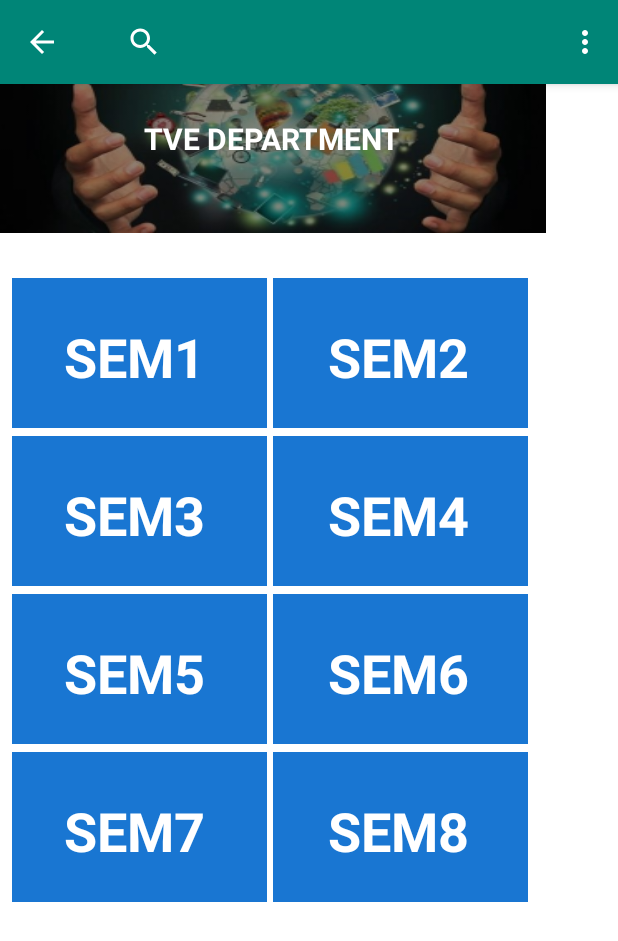
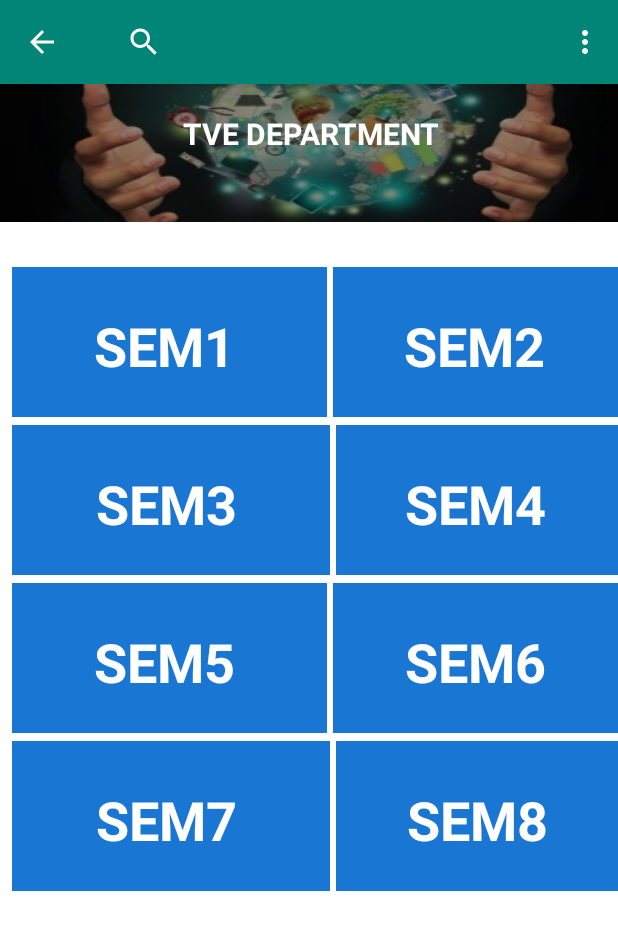
Before and after one commit to IUT-Imperial-237/IUT-QuestionBank, an Android app: the fragment TveFragment placed in its activity, after a tap on "type the course code", on a phone screen of 412 x 824 dp. Shown: the top 941 px of the screen. Run offline under Robolectric (Android 15) with nearby library versions, the phone set to English and light mode, and no system bars.

Commit message:
minor fix

```diff
--- a/drawerLast/app/src/main/java/com/example/drawerlast/MainActivity.java
+++ b/drawerLast/app/src/main/java/com/example/drawerlast/MainActivity.java
@@ -19,7 +19,7 @@ public class MainActivity extends AppCompatActivity
 
     NavigationView navigationView = null;
     Toolbar toolbar = null;
-    SearchView  mSearchView ;
+    SearchView  mSearchView = null ;
 
     @Override
     protected void onCreate(Bundle savedInstanceState) {
@@ -36,6 +36,8 @@ public class MainActivity extends AppCompatActivity
 
         toolbar = findViewById(R.id.toolbar);
         setSupportActionBar(toolbar);
+
+        mSearchView = findViewById (R.id.search);
 
 //        FloatingActionButton fab = (FloatingActionButton) findViewById(R.id.fab);
 //        fab.setOnClickListener(new View.OnClickListener() {
--- a/drawerLast/app/src/main/res/layout/fragment_tve.xml
+++ b/drawerLast/app/src/main/res/layout/fragment_tve.xml
@@ -4,8 +4,8 @@
     tools:context=".TveFragment">
 
     <ScrollView
-        android:layout_width="wrap_content"
-        android:layout_height="wrap_content">
+        android:layout_width="match_parent"
+        android:layout_height="match_parent">
 
         <TableLayout
             android:layout_width="413dp"
@@ -22,10 +22,11 @@
 
                     <ImageButton
                         android:id="@+id/imageButtonMceDepartment"
-                        android:layout_width="364dp"
-                        android:layout_height="155dp"
+                        android:layout_width="match_parent"
+                        android:layout_height="148dp"
                         android:layout_marginBottom="30dp"
                         android:background="@drawable/tve"
+                        android:contentDescription="@string/todo"
                         tools:layout_editor_absoluteX="5dp"
                         tools:layout_editor_absoluteY="44dp" />
 
@@ -35,7 +36,7 @@
                         android:layout_gravity="center"
                         android:clickable="false"
                         android:shadowColor="#00E08787"
-                        android:text="TVE DEPARTMENT"
+                        android:text="@string/tve_department"
                         android:textColor="#FFFFFF"
                         android:textSize="20sp"
                         android:textStyle="bold"></TextView>
@@ -54,7 +55,7 @@
 
                         <ImageButton
                             android:id="@+id/imageButtonTveSem1"
-                            android:layout_width="170dp"
+                            android:layout_width="210dp"
                             android:layout_height="100dp"
                             android:layout_marginLeft="8dp"
                             android:layout_marginRight="2dp"
@@ -71,7 +72,7 @@
                             android:layout_gravity="center"
                             android:clickable="false"
                             android:shadowColor="#00E08787"
-                            android:text="SEM1"
+                            android:text="@string/sem1"
                             android:textColor="#FFFFFF"
                             android:textSize="36sp"
                             android:textStyle="bold"></TextView>
@@ -83,7 +84,7 @@
 
                         <ImageButton
                             android:id="@+id/imageButtonTveSem2"
-                            android:layout_width="170dp"
+                            android:layout_width="191dp"
                             android:layout_height="100dp"
                             android:layout_marginLeft="2dp"
                             android:layout_marginBottom="5dp"
@@ -98,7 +99,7 @@
                             android:layout_gravity="center"
                             android:clickable="false"
                             android:shadowColor="#00E08787"
-                            android:text="SEM2"
+                            android:text="@string/sem2"
                             android:textColor="#FFFFFF"
                             android:textSize="36sp"
                             android:textStyle="bold"></TextView>
@@ -118,7 +119,7 @@
 
                         <ImageButton
                             android:id="@+id/imageButtonTveSem3"
-                            android:layout_width="170dp"
+                            android:layout_width="212dp"
                             android:layout_height="100dp"
                             android:layout_marginLeft="8dp"
                             android:layout_marginRight="2dp"
@@ -134,7 +135,7 @@
                             android:layout_gravity="center"
                             android:clickable="false"
                             android:shadowColor="#00E08787"
-                            android:text="SEM3"
+                            android:text="@string/sem3"
                             android:textColor="#FFFFFF"
                             android:textSize="36sp"
                             android:textStyle="bold"></TextView>
@@ -147,7 +148,7 @@
 
                         <ImageButton
                             android:id="@+id/imageButtonTveSem4"
-                            android:layout_width="170dp"
+                            android:layout_width="188dp"
                             android:layout_height="100dp"
                             android:layout_marginLeft="2dp"
                             android:layout_marginBottom="5dp"
@@ -162,7 +163,7 @@
                             android:layout_gravity="center"
                             android:clickable="false"
                             android:shadowColor="#00E08787"
-                            android:text="SEM4"
+                            android:text="@string/sem4"
                             android:textColor="#FFFFFF"
                             android:textSize="36sp"
                             android:textStyle="bold"></TextView>
@@ -182,7 +183,7 @@
 
                         <ImageButton
                             android:id="@+id/imageButtonTveSem5"
-                            android:layout_width="170dp"
+                            android:layout_width="210dp"
                             android:layout_height="100dp"
                             android:layout_marginLeft="8dp"
                             android:layout_marginRight="2dp"
@@ -198,7 +199,7 @@
                             android:layout_gravity="center"
                             android:clickable="false"
                             android:shadowColor="#00E08787"
-                            android:text="SEM5"
+                            android:text="@string/sem5"
                             android:textColor="#FFFFFF"
                             android:textSize="36sp"
                             android:textStyle="bold"></TextView>
@@ -211,12 +212,14 @@
 
                         <ImageButton
                             android:id="@+id/imageButtonTveSem6"
-                            android:layout_width="170dp"
+                            android:layout_width="192dp"
                             android:layout_height="100dp"
+                            android:layout_marginStart="2dp"
                             android:layout_marginLeft="2dp"
                             android:layout_marginBottom="5dp"
                             android:background="#1976D2"
                             android:clickable="true"
+                            android:focusable="true"
                             tools:layout_editor_absoluteX="5dp"
                             tools:layout_editor_absoluteY="44dp" />
 
@@ -226,7 +229,7 @@
                             android:layout_gravity="center"
                             android:clickable="false"
                             android:shadowColor="#00E08787"
-                            android:text="SEM6"
+                            android:text="@string/sem6"
                             android:textColor="#FFFFFF"
                             android:textSize="36sp"
                             android:textStyle="bold"></TextView>
@@ -236,6 +239,7 @@
 
 
             </TableRow>
+
             <TableRow>
 
 
@@ -247,13 +251,17 @@
 
                         <ImageButton
                             android:id="@+id/imageButtonTveSem7"
-                            android:layout_width="170dp"
+                            android:layout_width="212dp"
                             android:layout_height="100dp"
+                            android:layout_marginStart="8dp"
                             android:layout_marginLeft="8dp"
+                            android:layout_marginEnd="2dp"
                             android:layout_marginRight="2dp"
                             android:layout_marginBottom="5dp"
                             android:background="#1976D2"
                             android:clickable="true"
+                            android:contentDescription="@string/todo"
+                            android:focusable="true"
                             tools:layout_editor_absoluteX="5dp"
                             tools:layout_editor_absoluteY="44dp" />
 
@@ -263,7 +271,7 @@
                             android:layout_gravity="center"
                             android:clickable="false"
                             android:shadowColor="#00E08787"
-                            android:text="SEM7"
+                            android:text="@string/sem7"
                             android:textColor="#FFFFFF"
                             android:textSize="36sp"
                             android:textStyle="bold"></TextView>
@@ -276,12 +284,15 @@
 
                         <ImageButton
                             android:id="@+id/imageButtonTveSem8"
-                            android:layout_width="170dp"
+                            android:layout_width="191dp"
                             android:layout_height="100dp"
+                            android:layout_marginStart="2dp"
                             android:layout_marginLeft="2dp"
                             android:layout_marginBottom="5dp"
                             android:background="#1976D2"
                             android:clickable="true"
+                            android:contentDescription="@string/todo"
+                            android:focusable="true"
                             tools:layout_editor_absoluteX="5dp"
                             tools:layout_editor_absoluteY="44dp" />
 
@@ -291,7 +302,7 @@
                             android:layout_gravity="center"
                             android:clickable="false"
                             android:shadowColor="#00E08787"
-                            android:text="SEM8"
+                            android:text="@string/sem8"
                             android:textColor="#FFFFFF"
                             android:textSize="36sp"
                             android:textStyle="bold"></TextView>
--- a/drawerLast/app/src/main/res/layout/nav_header_main.xml
+++ b/drawerLast/app/src/main/res/layout/nav_header_main.xml
@@ -22,11 +22,11 @@
     <TextView
         android:layout_width="wrap_content"
         android:layout_height="wrap_content"
-        android:text="IUT EXAMS"
+        android:text="@string/iut_exams"
         android:textSize="14sp"
         android:textColor="#FFF"
         android:textStyle="bold"
-        android:gravity="left"
+        android:gravity="start"
         android:paddingBottom="4dp"
         android:id="@+id/username"
         android:layout_above="@+id/email"
@@ -36,9 +36,9 @@
     <TextView
         android:layout_width="wrap_content"
         android:layout_height="wrap_content"
-        android:text="user@host.com"
+        android:text="@string/user_host_com"
         android:id="@+id/email"
-        android:gravity="left"
+        android:gravity="start"
         android:layout_marginBottom="8dp"
         android:textSize="14sp"
         android:visibility="invisible"
--- a/drawerLast/app/src/main/res/menu/activity_main_drawer.xml
+++ b/drawerLast/app/src/main/res/menu/activity_main_drawer.xml
@@ -17,14 +17,14 @@
         <item
             android:id="@+id/nav_submit"
             android:icon="@drawable/ic_attachment_black_24dp"
-            android:title="submit paper" />
+            android:title="@string/submit_paper" />
         <item
             android:id="@+id/nav_tools"
             android:icon="@drawable/ic_group"
             android:title="@string/menu_tools" />
     </group>
 
-    <item android:title="Communicate">
+    <item android:title="@string/communicate">
         <menu>
             <item
                 android:id="@+id/nav_share"
--- a/drawerLast/app/src/main/res/menu/main.xml
+++ b/drawerLast/app/src/main/res/menu/main.xml
@@ -1,6 +1,16 @@
 <?xml version="1.0" encoding="utf-8"?>
 <menu xmlns:android="http://schemas.android.com/apk/res/android"
     xmlns:app="http://schemas.android.com/apk/res-auto">
+    <item
+        android:id="@+id/action_account"
+        android:orderInCategory="100"
+        android:title="@string/action_account"
+        app:showAsAction="never" />
+    <item
+        android:id="@+id/action_login"
+        android:orderInCategory="100"
+        android:title="@string/action_login"
+        app:showAsAction="never" />
     <item
         android:id="@+id/action_settings"
         android:orderInCategory="100"
--- a/drawerLast/app/src/main/res/values/strings.xml
+++ b/drawerLast/app/src/main/res/values/strings.xml
@@ -27,4 +27,21 @@
     <string name="favorites">Favorites</string>
     <string name="type_the_course_code">type the course code</string>
     <string name="enter_course_code">enter course code</string>
+    <string name="action_login">Log In</string>
+    <string name="action_logout">Log Out</string>
+    <string name="action_account">My Account</string>
+    <string name="submit_paper">Submit Paper</string>
+    <string name="communicate">Communicate</string>
+    <string name="iut_exams">IUT EXAMS</string>
+    <string name="user_host_com">user@host.com</string>
+    <string name="sem8">SEM8</string>
+    <string name="tve_department">TVE DEPARTMENT</string>
+    <string name="sem7">SEM7</string>
+    <string name="todo">TODO</string>
+    <string name="sem6">SEM6</string>
+    <string name="sem5">SEM5</string>
+    <string name="sem4">SEM4</string>
+    <string name="sem3">SEM3</string>
+    <string name="sem2">SEM2</string>
+    <string name="sem1">SEM1</string>
 </resources>
```
